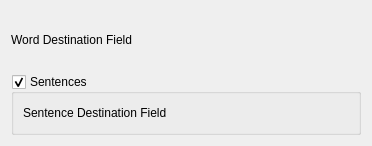
Above: designer/config_note_preset.ui from ll-in-anki/find-missing-words before the change. Below: the same form after it.
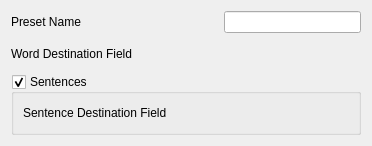
That is the form after the change.

Commit message: WIP commit for config and note creation presets

The edit to the form file:
```diff
--- a/designer/config_note_preset.ui
+++ b/designer/config_note_preset.ui
@@ -15,7 +15,34 @@
   </property>
   <layout class="QVBoxLayout" name="verticalLayout">
    <item>
-    <layout class="QHBoxLayout" name="horizontalLayout">
+    <layout class="QHBoxLayout" name="horizontalLayout_3">
+     <item>
+      <widget class="QLabel" name="label_3">
+       <property name="text">
+        <string>Preset Name</string>
+       </property>
+      </widget>
+     </item>
+     <item>
+      <spacer name="horizontalSpacer_3">
+       <property name="orientation">
+        <enum>Qt::Horizontal</enum>
+       </property>
+       <property name="sizeHint" stdset="0">
+        <size>
+         <width>40</width>
+         <height>20</height>
+        </size>
+       </property>
+      </spacer>
+     </item>
+     <item>
+      <widget class="QLineEdit" name="preset_name_input"/>
+     </item>
+    </layout>
+   </item>
+   <item>
+    <layout class="QHBoxLayout" name="word_destination_hbox">
      <item>
       <widget class="QLabel" name="label">
        <property name="text">
```
The commit also changes 14 other files.
